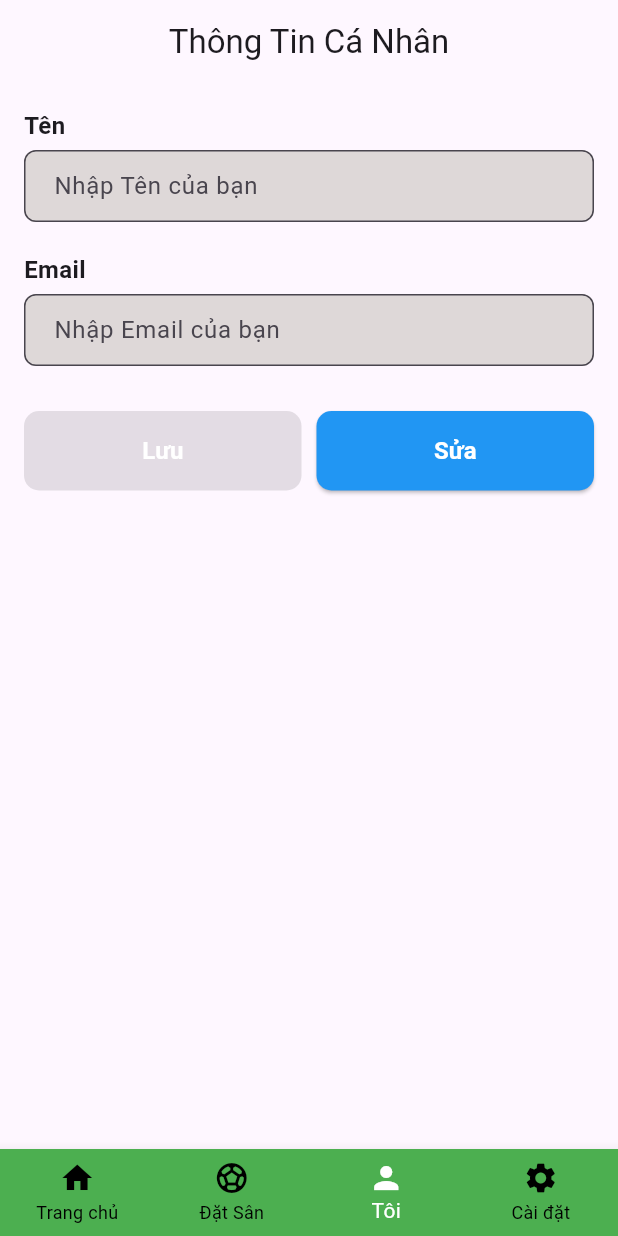
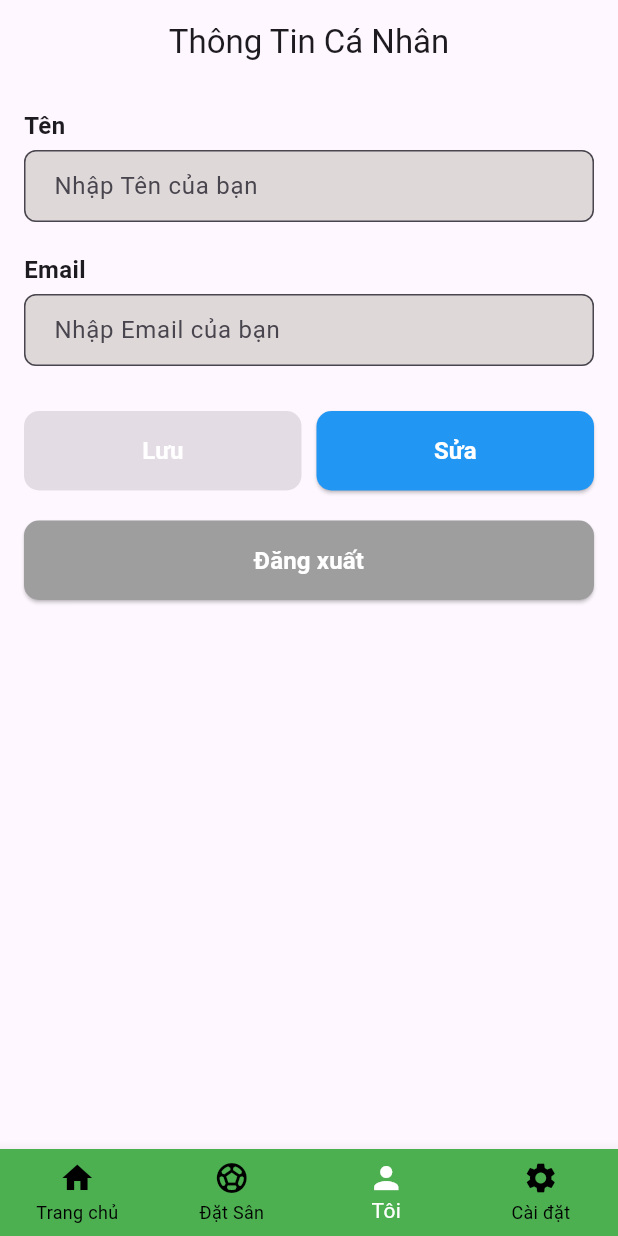
Before and after one commit to chinh-001/app_pickleball, a Flutter app: the ProfileScreen screen opened directly, on a phone screen of 412 x 824 dp. Run offline on Flutter 3.47's test engine with Material 3 defaults, Android fonts, the phone set to English and light mode, and no system bars; our stand-ins replace bloc, cookie_jar, equatable, flutter_bloc, flutter_speed_dial, image_picker and 1 more; missing offline and left inert: omni_datetime_picker; accounts and stored records are empty; network calls fail.

Commit message:
ok ? - chưa chắc chắn

```diff
--- a/lib/screens/add_order_screen/bloc/add_order_screen_bloc.dart
+++ b/lib/screens/add_order_screen/bloc/add_order_screen_bloc.dart
@@ -1,7 +1,7 @@
 import 'package:bloc/bloc.dart';
 import 'package:equatable/equatable.dart';
 import 'package:flutter/material.dart';
-import 'package:image_picker/image_picker.dart';
+// import 'package:image_picker/image_picker.dart';
 import 'package:omni_datetime_picker/omni_datetime_picker.dart';
 import 'dart:async';
 
@@ -9,7 +9,7 @@ part 'add_order_screen_event.dart';
 part 'add_order_screen_state.dart';
 
 class AddOrderBloc extends Bloc<AddOrderEvent, AddOrderState> {
-  final ImagePicker _picker = ImagePicker();
+  // final ImagePicker _picker = ImagePicker();
 
   AddOrderBloc() : super(AddOrderInitial()) {
     on<AddOrderSubmitEvent>(_onSubmitOrder);
--- a/lib/screens/profile_screen/View/profile_screen.dart
+++ b/lib/screens/profile_screen/View/profile_screen.dart
@@ -2,6 +2,8 @@ import 'package:flutter/material.dart';
 import 'package:flutter_bloc/flutter_bloc.dart';
 import 'package:app_pickleball/screens/Widgets/custom_bottom_navigation_bar.dart';
 import 'package:app_pickleball/screens/profile_screen/bloc/profile_screen_bloc.dart';
+import 'package:app_pickleball/screens/login_screen/View/login_screen.dart';
+import 'package:app_pickleball/screens/Widgets/custom_confirm_logout_dialog.dart';
 import 'dart:developer' as log;
 
 class ProfileScreen extends StatelessWidget {
@@ -16,6 +18,19 @@ class ProfileScreen extends StatelessWidget {
         log.log('ProfileScreen: Bloc created and LoadProfileEvent added');
         return bloc;
       },
+      child: BlocListener<ProfileScreenBloc, ProfileScreenState>(
+        listener: (context, state) {
+          if (state is ProfileLoggedOutState) {
+            Navigator.of(context).pushAndRemoveUntil(
+              MaterialPageRoute(builder: (context) => LoginScreen()),
+              (route) => false,
+            );
+          } else if (state is ProfileScreenError) {
+            ScaffoldMessenger.of(
+              context,
+            ).showSnackBar(SnackBar(content: Text(state.message)));
+          }
+        },
         child: Scaffold(
           appBar: AppBar(
             title: const Text('Thông Tin Cá Nhân'),
@@ -27,7 +42,9 @@ class ProfileScreen extends StatelessWidget {
               padding: const EdgeInsets.all(16.0),
               child: BlocBuilder<ProfileScreenBloc, ProfileScreenState>(
                 builder: (context, state) {
-                log.log('ProfileScreen: Current state - ${state.runtimeType}');
+                  log.log(
+                    'ProfileScreen: Current state - ${state.runtimeType}',
+                  );
                   final bloc = context.read<ProfileScreenBloc>();
 
                   // Kiểm tra kiểu của state
@@ -151,6 +168,48 @@ class ProfileScreen extends StatelessWidget {
                             ),
                           ],
                         ),
+
+                        const SizedBox(height: 20),
+
+                        // Nút Đăng xuất
+                        SizedBox(
+                          width: double.infinity,
+                          child: ElevatedButton(
+                            onPressed: () {
+                              log.log('ProfileScreen: Logout button pressed');
+                              showDialog(
+                                context: context,
+                                builder: (BuildContext dialogContext) {
+                                  return CustomConfirmLogoutDialog(
+                                    title: 'Đăng xuất',
+                                    content:
+                                        'Bạn có chắc chắn muốn đăng xuất không?',
+                                    onConfirm: () {
+                                      context.read<ProfileScreenBloc>().add(
+                                        const LogoutEvent(),
+                                      );
+                                    },
+                                  );
+                                },
+                              );
+                            },
+                            style: ElevatedButton.styleFrom(
+                              backgroundColor: Colors.grey,
+                              padding: const EdgeInsets.symmetric(vertical: 15),
+                              shape: RoundedRectangleBorder(
+                                borderRadius: BorderRadius.circular(10),
+                              ),
+                            ),
+                            child: const Text(
+                              'Đăng xuất',
+                              style: TextStyle(
+                                fontSize: 16,
+                                fontWeight: FontWeight.bold,
+                                color: Colors.white,
+                              ),
+                            ),
+                          ),
+                        ),
                       ],
                     );
                   }
@@ -161,6 +220,7 @@ class ProfileScreen extends StatelessWidget {
             ),
           ),
           bottomNavigationBar: const CustomBottomNavigationBar(currentIndex: 2),
+        ),
       ),
     );
   }
--- a/lib/screens/profile_screen/bloc/profile_screen_bloc.dart
+++ b/lib/screens/profile_screen/bloc/profile_screen_bloc.dart
@@ -1,6 +1,7 @@
 import 'package:flutter_bloc/flutter_bloc.dart';
 import 'package:equatable/equatable.dart';
 import '../../../services/repositories/administrator_repository.dart';
+import '../../../services/repositories/auth_repository.dart';
 import 'dart:developer' as log;
 
 part 'profile_screen_event.dart';
@@ -8,14 +9,40 @@ part 'profile_screen_state.dart';
 
 class ProfileScreenBloc extends Bloc<ProfileScreenEvent, ProfileScreenState> {
   final AdministratorRepository _administratorRepository;
+  final AuthRepository _authRepository;
 
-  ProfileScreenBloc({AdministratorRepository? administratorRepository})
-    : _administratorRepository =
-          administratorRepository ?? AdministratorRepository(),
-      super(ProfileReadOnlyState(name: '', email: '')) {
+  ProfileScreenBloc({
+    AdministratorRepository? administratorRepository,
+    AuthRepository? authRepository,
+  }) : _administratorRepository =
+           administratorRepository ?? AdministratorRepository(),
+       _authRepository = authRepository ?? AuthRepository(),
+       super(ProfileReadOnlyState(name: '', email: '')) {
     on<LoadProfileEvent>(_onLoadProfile);
     on<EnableEditEvent>(_onEnableEdit);
     on<SaveInfoEvent>(_onSaveInfo);
+    on<LogoutEvent>(_onLogout);
+  }
+
+  Future<void> _onLogout(
+    LogoutEvent event,
+    Emitter<ProfileScreenState> emit,
+  ) async {
+    try {
+      log.log('Processing logout...');
+      final success = await _authRepository.logout();
+      if (success) {
+        log.log('Logout successful');
+        emit(ProfileLoggedOutState());
+      } else {
+        log.log('Logout failed');
+        // Nếu đăng xuất không thành công, có thể hiển thị thông báo lỗi
+        emit(ProfileScreenError('Đăng xuất không thành công'));
+      }
+    } catch (e) {
+      log.log('Error during logout: $e');
+      emit(ProfileScreenError('Đăng xuất không thành công: $e'));
+    }
   }
 
   Future<void> _onLoadProfile(
--- a/lib/screens/profile_screen/bloc/profile_screen_event.dart
+++ b/lib/screens/profile_screen/bloc/profile_screen_event.dart
@@ -24,3 +24,8 @@ class SaveInfoEvent extends ProfileScreenEvent {
 class LoadProfileEvent extends ProfileScreenEvent {
   const LoadProfileEvent();
 }
+
+// Sự kiện đăng xuất
+class LogoutEvent extends ProfileScreenEvent {
+  const LogoutEvent();
+}
--- a/lib/screens/profile_screen/bloc/profile_screen_state.dart
+++ b/lib/screens/profile_screen/bloc/profile_screen_state.dart
@@ -52,3 +52,6 @@ class ProfileScreenError extends ProfileScreenState {
   @override
   List<Object> get props => [message];
 }
+
+// Trạng thái đăng xuất
+class ProfileLoggedOutState extends ProfileScreenState {}
--- a/lib/services/interfaces/i_auth_service.dart
+++ b/lib/services/interfaces/i_auth_service.dart
@@ -1,5 +1,6 @@
 abstract class IAuthService {
   Future<bool> login(String username, String password);
   Future<String> getToken();
-  Future<void> logout();
+  Future<bool> logout();
+  Future<bool> isLoggedIn();
 }
```
Also changed, not shown: lib/screens/Widgets/custom_confirm_logout_dialog.dart (added, +76 -0 lines), lib/screens/splash_screen.dart (+10 -14 lines), lib/services/repositories/auth_repository.dart (+7 -1 lines). Lines whose indentation alone changed are shown as unchanged.
